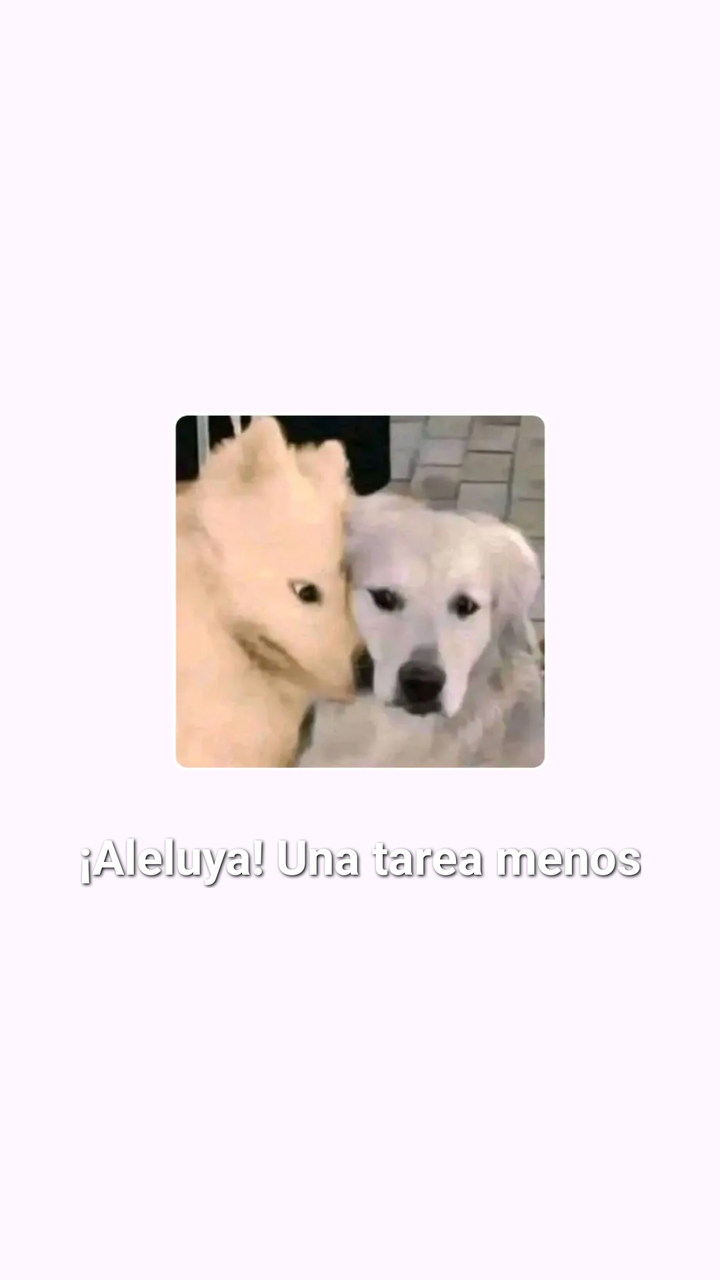
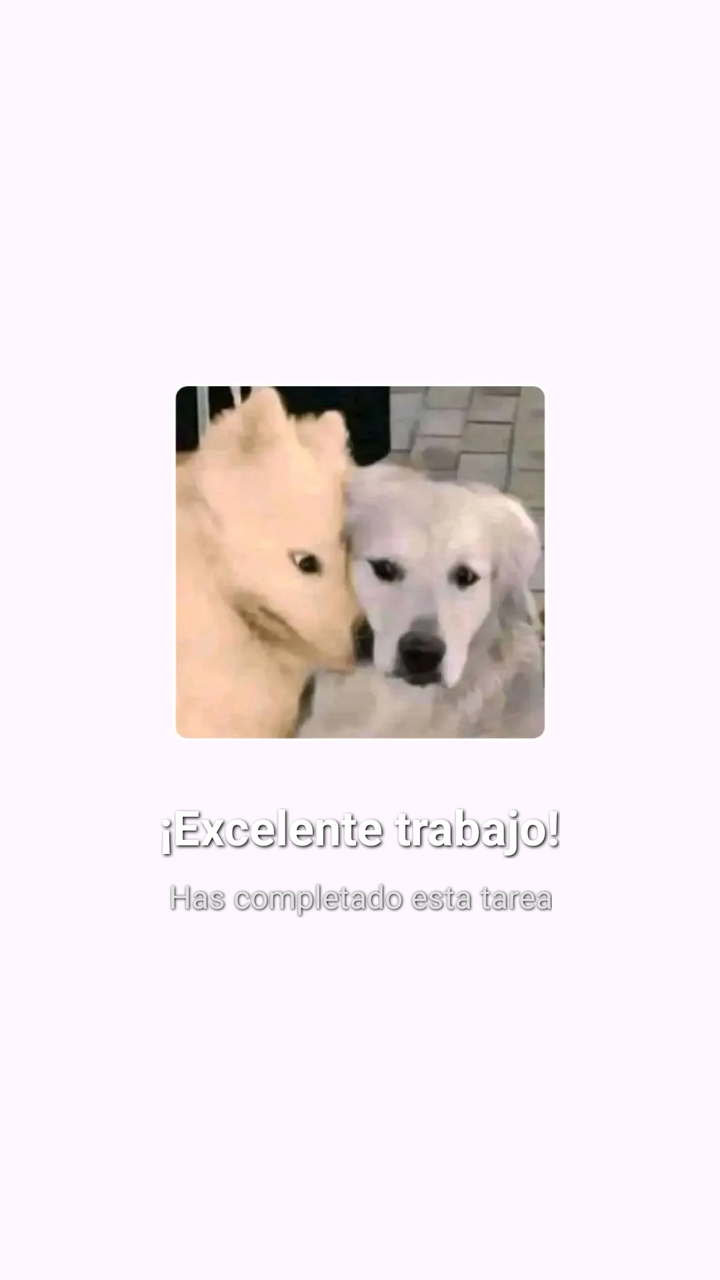

Compare the two renders of this Android layout. The source of the first and the diff that turns it into the second are given below.
<!-- AndroidManifest.xml: application theme Theme.Priori -->
<!-- res/layout/dialog_celebration.xml -->
<?xml version="1.0" encoding="utf-8"?>
<LinearLayout xmlns:android="http://schemas.android.com/apk/res/android"
    android:layout_width="match_parent"
    android:layout_height="wrap_content"
    android:orientation="vertical"
    android:gravity="center"
    android:padding="24dp"
    android:background="@android:color/transparent">

    
    <ImageView
        android:id="@+id/imgCelebration"
        android:layout_width="200dp"
        android:layout_height="200dp"
        android:src="@drawable/agregada_1"
        android:contentDescription="Avatar Celebración" />

    <TextView
        android:id="@+id/tvCelebrationTitle"
        android:layout_width="wrap_content"
        android:layout_height="wrap_content"
        android:layout_marginTop="16dp"
        android:text="¡Aleluya! Una tarea menos"
        android:textColor="#FFFFFF"
        android:textSize="24sp"
        android:textStyle="bold"
        android:shadowColor="#000000"
        android:shadowDx="2"
        android:shadowDy="2"
        android:shadowRadius="4" />

</LinearLayout>
<!-- resources referenced by this layout -->
<resources>
  <!-- drawable agregada_1: png bitmap (drawable, 273808 bytes) -->
  <style name="Theme.Priori" parent="Base.Theme.Priori" />
  <style name="Base.Theme.Priori" parent="Theme.Material3.DayNight.NoActionBar">
          
          
      </style>
</resources>

<!-- the commit's change to res/layout/dialog_celebration.xml (unified diff, before → after) -->
@@ -13,14 +13,14 @@
         android:layout_width="200dp"
         android:layout_height="200dp"
         android:src="@drawable/agregada_1"
-        android:contentDescription="Avatar Celebración" />
+        android:contentDescription="@string/cd_avatar" />
 
     <TextView
         android:id="@+id/tvCelebrationTitle"
         android:layout_width="wrap_content"
         android:layout_height="wrap_content"
         android:layout_marginTop="16dp"
-        android:text="¡Aleluya! Una tarea menos"
+        android:text="@string/celebration_title"
         android:textColor="#FFFFFF"
         android:textSize="24sp"
         android:textStyle="bold"
@@ -29,4 +29,18 @@
         android:shadowDy="2"
         android:shadowRadius="4" />
 
+    <TextView
+        android:id="@+id/tvCelebrationSubtitle"
+        android:layout_width="wrap_content"
+        android:layout_height="wrap_content"
+        android:layout_marginTop="8dp"
+        android:text="@string/celebration_subtitle"
+        android:textColor="#E0E0E0"
+        android:textSize="16sp"
+        android:gravity="center"
+        android:shadowColor="#000000"
+        android:shadowDx="1"
+        android:shadowDy="1"
+        android:shadowRadius="3" />
+
 </LinearLayout>
<!-- resource entries referenced after the edit -->
@@ -1,6 +1,9 @@
 <!-- resources referenced by this layout -->
 <resources>
   <!-- drawable agregada_1: png bitmap (drawable, 273808 bytes) -->
+  <string name="cd_avatar">Estado de ánimo</string>
+  <string name="celebration_subtitle">Has completado esta tarea</string>
+  <string name="celebration_title">¡Excelente trabajo!</string>
   <style name="Theme.Priori" parent="Base.Theme.Priori" />
   <style name="Base.Theme.Priori" parent="Theme.Material3.DayNight.NoActionBar">
           
